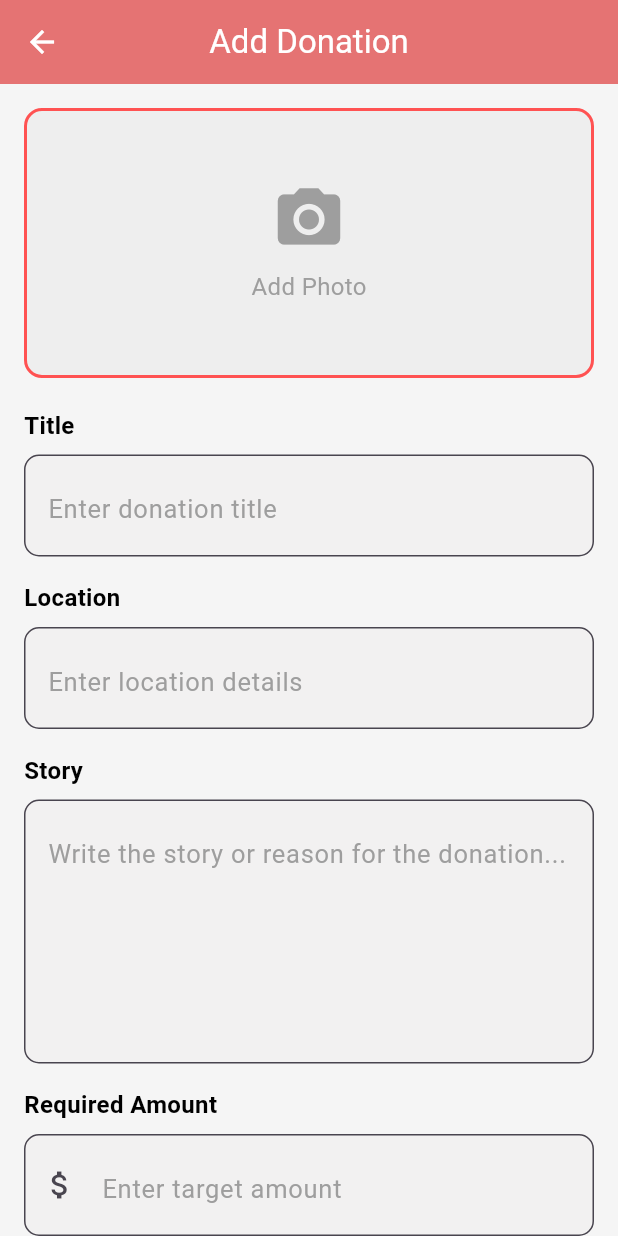
After one commit to YoussefGhonem1/charity_app, a Flutter app: the DonationScreen screen opened directly, on a phone screen of 412 x 824 dp. The commit adds this screen. Run offline on Flutter 3.47's test engine with Material 3 defaults, Android fonts, the phone set to English and light mode, and no system bars; our stand-ins replace confetti, dots_indicator, firebase_core, flutter_svg, vector_graphics; accounts and stored records are empty.

Commit message:
feat:add_donate

```diff
--- /dev/null
+++ b/lib/src/features/add_donate/add_donate.dart
@@ -0,0 +1,203 @@
+import 'package:flutter/material.dart';
+
+void main() {
+  runApp(const MyApp());
+}
+
+class MyApp extends StatelessWidget {
+  const MyApp({Key? key}) : super(key: key);
+
+  @override
+  Widget build(BuildContext context) {
+    return const MaterialApp(
+      debugShowCheckedModeBanner: false,
+      home: DonationScreen(),
+    );
+  }
+}
+
+class DonationScreen extends StatelessWidget {
+  const DonationScreen({Key? key}) : super(key: key);
+
+  @override
+  Widget build(BuildContext context) {
+    return Scaffold(
+      backgroundColor: Colors.grey[100],
+      appBar: AppBar(
+        title: const Text(
+          'Add Donation',
+          style: TextStyle(color: Colors.white),
+        ),
+        backgroundColor: Colors.red[300],
+        centerTitle: true,
+        leading: IconButton(
+          icon: const Icon(Icons.arrow_back, color: Colors.white),
+          onPressed: () {},
+        ),
+      ),
+      body: SingleChildScrollView(
+        child: Padding(
+          padding: const EdgeInsets.all(16.0),
+          child: Column(
+            children: [
+              Container(
+                width: double.infinity,
+                height: 180,
+                decoration: BoxDecoration(
+                  color: Colors.grey[200],
+                  borderRadius: BorderRadius.circular(12),
+                  border: Border.all(
+                    color: Colors.redAccent,
+                    style: BorderStyle.solid,
+                    width: 2,
+                  ),
+                ),
+                child: const Center(
+                  child: Column(
+                    mainAxisAlignment: MainAxisAlignment.center,
+                    children: [
+                      Icon(Icons.camera_alt, size: 50, color: Colors.grey),
+                      SizedBox(height: 8),
+                      Text(
+                        "Add Photo",
+                        style: TextStyle(fontSize: 16, color: Colors.grey),
+                      ),
+                    ],
+                  ),
+                ),
+              ),
+
+              const SizedBox(height: 20),
+
+              Row(
+                mainAxisAlignment: MainAxisAlignment.spaceBetween,
+                children: const [
+                  Text("Title",
+                      style:
+                      TextStyle(fontWeight: FontWeight.bold, fontSize: 16)),
+                ],
+              ),
+              const SizedBox(height: 8),
+              TextField(
+                decoration: const InputDecoration(
+                  hintText: "Enter donation title",
+                  border: OutlineInputBorder(
+                    borderRadius: BorderRadius.all(Radius.circular(10)),
+                  ),
+                ),
+              ),
+
+              const SizedBox(height: 16),
+
+              Row(
+                mainAxisAlignment: MainAxisAlignment.spaceBetween,
+                children: const [
+                  Text("Location",
+                      style:
+                      TextStyle(fontWeight: FontWeight.bold, fontSize: 16)),
+                ],
+              ),
+              const SizedBox(height: 8),
+              TextField(
+                decoration: const InputDecoration(
+                  hintText: "Enter location details",
+                  border: OutlineInputBorder(
+                    borderRadius: BorderRadius.all(Radius.circular(10)),
+                  ),
+                ),
+              ),
+
+              const SizedBox(height: 16),
+
+              Row(
+                mainAxisAlignment: MainAxisAlignment.spaceBetween,
+                children: const [
+                  Text("Story",
+                      style:
+                      TextStyle(fontWeight: FontWeight.bold, fontSize: 16)),
+                ],
+              ),
+              const SizedBox(height: 8),
+              TextField(
+                maxLines: 4,
+                textDirection: TextDirection.ltr,
+                decoration: const InputDecoration(
+                  hintText: "Write the story or reason for the donation...",
+                  border: OutlineInputBorder(
+                    borderRadius: BorderRadius.all(Radius.circular(10)),
+                  ),
+                ),
+              ),
+
+              const SizedBox(height: 16),
+
+              Row(
+                mainAxisAlignment: MainAxisAlignment.spaceBetween,
+                children: const [
+                  Text("Required Amount",
+                      style:
+                      TextStyle(fontWeight: FontWeight.bold, fontSize: 16)),
+                ],
+              ),
+              const SizedBox(height: 8),
+              TextField(
+                keyboardType: TextInputType.number,
+                decoration: const InputDecoration(
+                  prefixIcon: Icon(Icons.attach_money),
+                  hintText: "Enter target amount",
+                  border: OutlineInputBorder(
+                    borderRadius: BorderRadius.all(Radius.circular(10)),
+                  ),
+                ),
+              ),
+
+              const SizedBox(height: 16),
+
+              Row(
+                mainAxisAlignment: MainAxisAlignment.spaceBetween,
+                children: const [
+                  Text("Collection Period",
+                      style:
+                      TextStyle(fontWeight: FontWeight.bold, fontSize: 16)),
+                ],
+              ),
+              const SizedBox(height: 8),
+              TextField(
+                keyboardType: TextInputType.number,
+                decoration: const InputDecoration(
+                  prefixIcon: Icon(Icons.timer),
+                  hintText: "Enter collection period (in days)",
+                  border: OutlineInputBorder(
+                    borderRadius: BorderRadius.all(Radius.circular(10)),
+                  ),
+                ),
+              ),
+
+              const SizedBox(height: 20),
+
+
+              SizedBox(
+                width: double.infinity,
+                height: 50,
+                child: ElevatedButton(
+                  onPressed: () {},
+                  style: ElevatedButton.styleFrom(
+                    backgroundColor: Colors.red[300],
+                    shape: RoundedRectangleBorder(
+                      borderRadius: BorderRadius.circular(12),
+                    ),
+                    elevation: 4,
+                  ),
+                  child: const Text(
+                    "Send Donate",
+                    style: TextStyle(fontSize: 18, color: Colors.white),
+                  ),
+                ),
+              ),
+            ],
+          ),
+        ),
+      ),
+    );
+  }
+}
--- a/lib/src/shared/routing/app_routs.dart
+++ b/lib/src/shared/routing/app_routs.dart
@@ -43,6 +43,7 @@ class Routes {
   static const String inviteFriends = '/invite';
   static const String settings = '/settings';
   static const String zakatCalculator = '/zakat_calculator';
+  static const String add_donate = '/add_donate';
 }
 
 class AppRoutes {
@@ -96,6 +97,8 @@ class AppRoutes {
         return MaterialPageRoute(builder: (_) => const SettingsScreen());
         case Routes.zakatCalculator:
         return MaterialPageRoute(builder: (_) => const ZakatCalculatorPage());
+      case Routes.add_donate:
+        return MaterialPageRoute(builder: (_) => DonationPage());
       default:
         return MaterialPageRoute(
           builder: (_) =>
```
